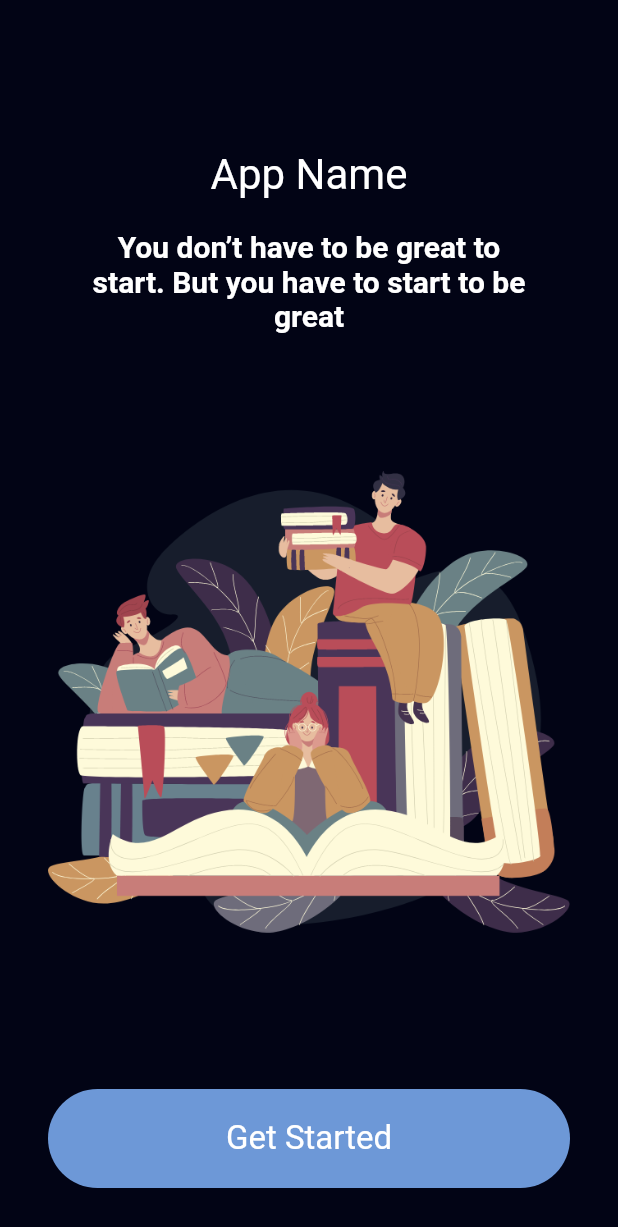
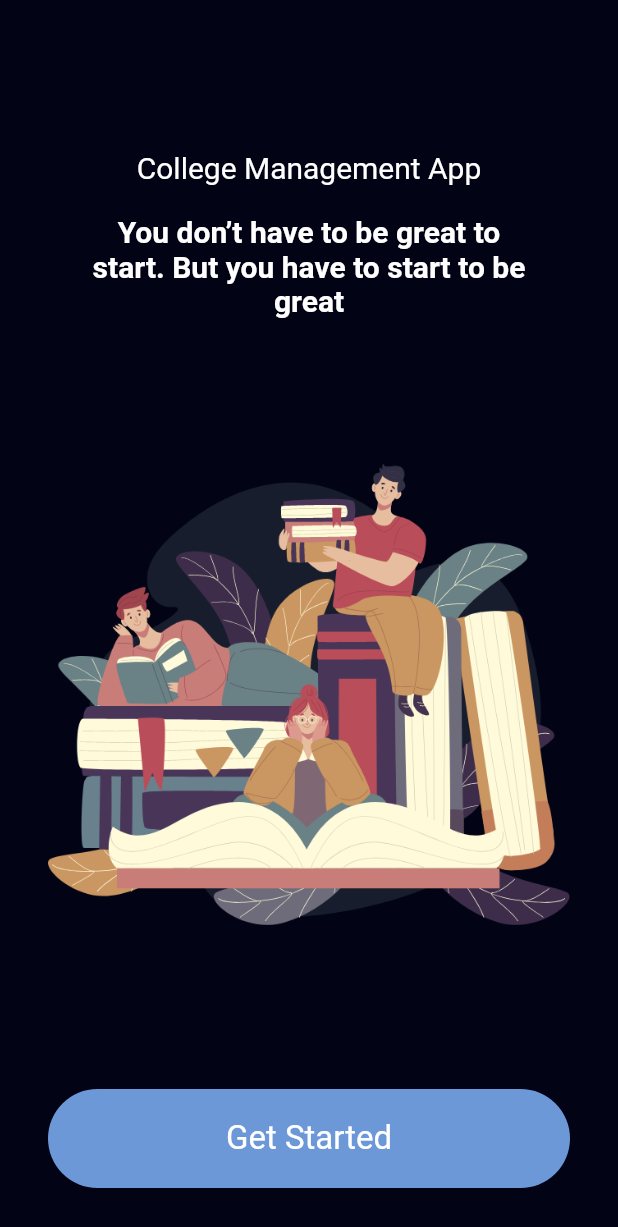
Before and after one commit to anurag-tekale/College-Management-App, a Flutter app: the screen it shows after launch, on a phone screen of 412 x 824 dp. Shown: the top 1227 px of the screen. Run offline on Flutter 3.47's test engine with Material 2 defaults, Android fonts, the phone set to English and light mode, and no system bars; our stand-ins replace after_layout, bottom_navy_bar, flip_card, flutter_icons, font_awesome_flutter, sqflite and 1 more; missing offline and left inert: keyboard_visibility; accounts and stored records are empty.

Commit message:
changed font

```diff
--- a/lib/Pages/Intro&Login/Intro&loginpage.dart
+++ b/lib/Pages/Intro&Login/Intro&loginpage.dart
@@ -126,9 +126,9 @@ class _LoginPageState extends State<LoginPage> {
                               top: _headingTop,
                             ),
                             child: Text(
-                              "App Name",
+                              "College Management App",
                               style:
-                                  TextStyle(color: _headingColor, fontSize: 28),
+                                  TextStyle(color: _headingColor, fontSize: 20),
                             ),
                           ),
                           Container(
```
